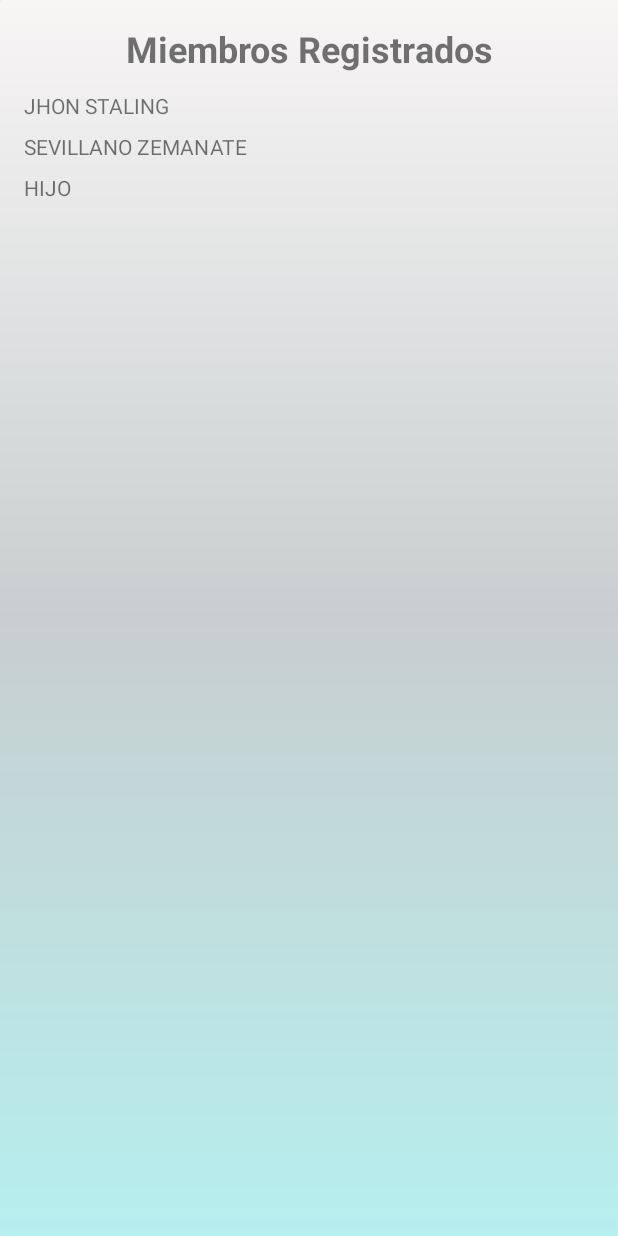
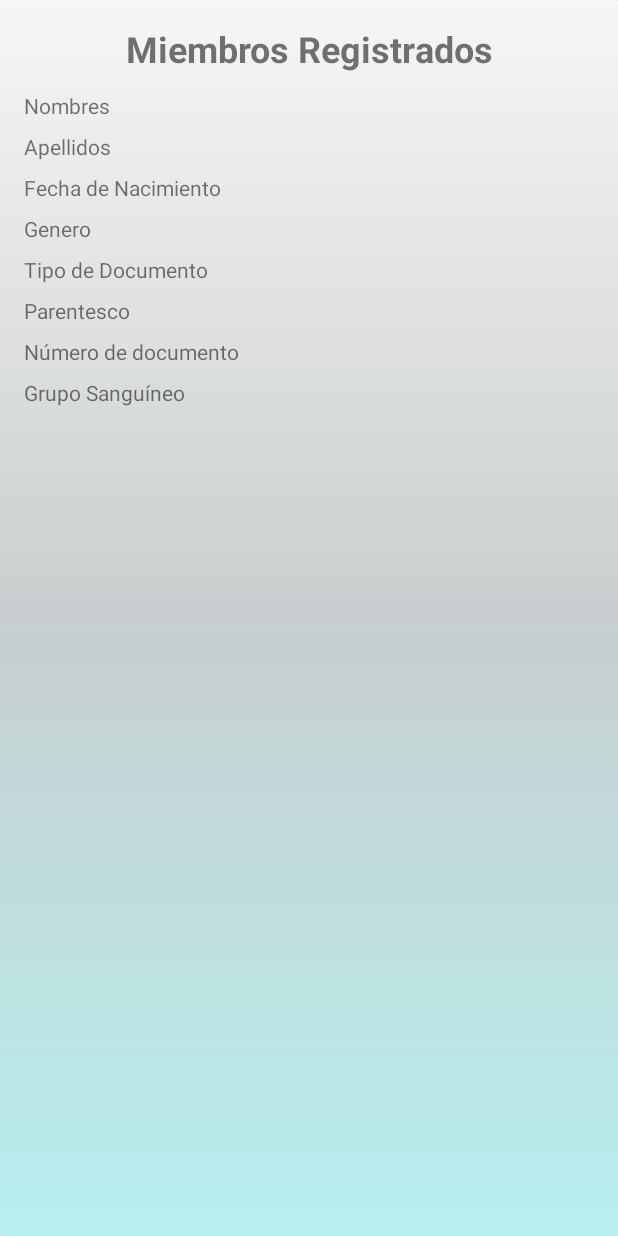
Before and after one commit to JhonStalingUnad/GestionDeVacunas, an Android app: the layout recycler_view_members.xml on its own in the app's theme, with its tools: preview values and no code run, on a phone screen of 412 x 824 dp. Run offline under Robolectric (Android 15) with nearby library versions, the phone set to English and light mode, and no system bars.

Commit message:
Se suben avances sobre el listar Miembros

```diff
--- a/app/src/main/java/com/gestion_de_vacunas/Vakunapp/home/miembro/Miembros.kt
+++ b/app/src/main/java/com/gestion_de_vacunas/Vakunapp/home/miembro/Miembros.kt
@@ -78,5 +78,4 @@ class Miembros  {
     fun getBloodType(): String? {
         return bloodType
     }
-
 }
--- a/app/src/main/java/com/gestion_de_vacunas/Vakunapp/home/recordatorio/RecordatorioListFragment.kt
+++ b/app/src/main/java/com/gestion_de_vacunas/Vakunapp/home/recordatorio/RecordatorioListFragment.kt
@@ -17,7 +17,6 @@ import android.widget.Toast
 
 
 class RecordatorioListFragment : Fragment() {
-
 
     private var recyclerView: RecyclerView? = null
     var adapter : recordatoriosAdapter? = null
--- a/app/src/main/res/layout/activity_listar_miembros.xml
+++ /dev/null
@@ -1,6 +0,0 @@
-<?xml version="1.0" encoding="utf-8"?>
-<androidx.constraintlayout.widget.ConstraintLayout
-    xmlns:android="http://schemas.android.com/apk/res/android" android:layout_width="match_parent"
-    android:layout_height="match_parent">
-
-</androidx.constraintlayout.widget.ConstraintLayout>
--- a/app/src/main/res/layout/fragment_recordatorio_list.xml
+++ b/app/src/main/res/layout/fragment_recordatorio_list.xml
@@ -3,6 +3,7 @@
     xmlns:tools="http://schemas.android.com/tools"
     android:layout_width="match_parent"
     android:layout_height="match_parent"
+    android:background="@drawable/color_aplicacion"
     xmlns:app="http://schemas.android.com/apk/res-auto">
 
     <androidx.recyclerview.widget.RecyclerView
--- a/app/src/main/res/layout/recycler_view_members.xml
+++ b/app/src/main/res/layout/recycler_view_members.xml
@@ -1,8 +1,7 @@
 <?xml version="1.0" encoding="utf-8"?>
 
 <androidx.cardview.widget.CardView xmlns:android="http://schemas.android.com/apk/res/android"
-    xmlns:app="http://schemas.android.com/apk/res-auto"
-    xmlns:tools="http://schemas.android.com/tools"
+    android:id="@+id/card_view_members"
     android:orientation="vertical"
     android:layout_width="match_parent"
     android:layout_height="match_parent">
@@ -32,24 +31,65 @@
             android:id="@+id/tvFirstName"
             android:layout_width="match_parent"
             android:layout_height="wrap_content"
+            android:text="Nombres"
             android:paddingTop="@dimen/margen_minima"
-            android:paddingBottom="@dimen/margen_minima"
-            android:text="JHON STALING"/>
+            android:paddingBottom="@dimen/margen_minima"/>
 
         <androidx.appcompat.widget.AppCompatTextView
             android:id="@+id/tvLastName"
             android:layout_width="match_parent"
             android:layout_height="wrap_content"
+            android:text="Apellidos"
             android:paddingTop="@dimen/margen_minima"
-            android:paddingBottom="@dimen/margen_minima"
-            android:text="SEVILLANO ZEMANATE"/>
+            android:paddingBottom="@dimen/margen_minima"/>
+
+        <androidx.appcompat.widget.AppCompatTextView
+            android:id="@+id/tvDateOfBirth"
+            android:layout_width="match_parent"
+            android:layout_height="wrap_content"
+            android:text="Fecha de Nacimiento"
+            android:paddingTop="@dimen/margen_minima"
+            android:paddingBottom="@dimen/margen_minima"/>
+
+        <androidx.appcompat.widget.AppCompatTextView
+            android:id="@+id/tvGenderUser"
+            android:layout_width="match_parent"
+            android:layout_height="wrap_content"
+            android:text="Genero"
+            android:paddingTop="@dimen/margen_minima"
+            android:paddingBottom="@dimen/margen_minima"/>
+
+        <androidx.appcompat.widget.AppCompatTextView
+            android:id="@+id/tvDocumentType"
+            android:layout_width="match_parent"
+            android:layout_height="wrap_content"
+            android:text="Tipo de Documento"
+            android:paddingTop="@dimen/margen_minima"
+            android:paddingBottom="@dimen/margen_minima"/>
 
         <androidx.appcompat.widget.AppCompatTextView
             android:id="@+id/tvRelationship"
             android:layout_width="match_parent"
             android:layout_height="wrap_content"
+            android:text="Parentesco"
             android:paddingTop="@dimen/margen_minima"
-            android:paddingBottom="@dimen/margen_minima"
-            android:text="HIJO"/>
+            android:paddingBottom="@dimen/margen_minima"/>
+
+        <androidx.appcompat.widget.AppCompatTextView
+            android:id="@+id/tvDocumentNumber"
+            android:layout_width="match_parent"
+            android:layout_height="wrap_content"
+            android:text="Número de documento"
+            android:paddingTop="@dimen/margen_minima"
+            android:paddingBottom="@dimen/margen_minima"/>
+
+        <androidx.appcompat.widget.AppCompatTextView
+            android:id="@+id/tvBloodType"
+            android:layout_width="match_parent"
+            android:layout_height="wrap_content"
+            android:text="Grupo Sanguíneo"
+            android:paddingTop="@dimen/margen_minima"
+            android:paddingBottom="@dimen/margen_minima"/>
+
     </LinearLayout>
 </androidx.cardview.widget.CardView>
```
Also changed, not shown: app/src/main/java/com/gestion_de_vacunas/Vakunapp/home/miembro/MiembroFormActivity.kt (+21 -16 lines), app/src/main/java/com/gestion_de_vacunas/Vakunapp/home/miembro/MiembrosAdapter.kt (+20 -14 lines), app/src/main/java/com/gestion_de_vacunas/Vakunapp/home/miembro/MiembrosListFragment.kt (+30 -1 lines), app/src/main/res/layout/recicler_view_miembros.xml (added, +52 -0 lines).
